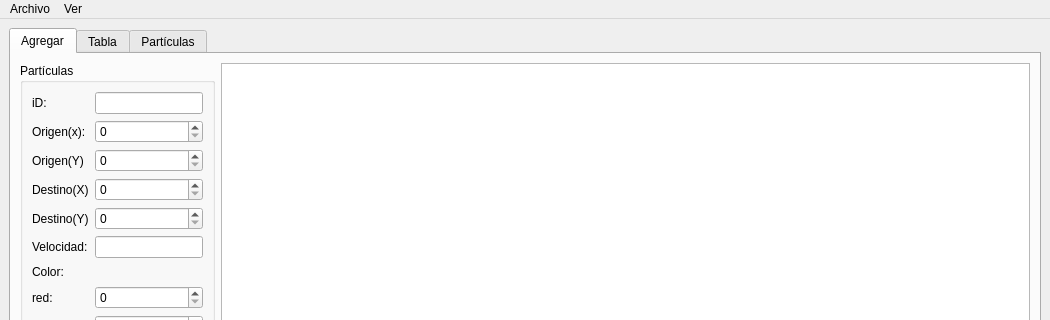
Before: the Qt Designer form mainwindow.ui in jesusEsSalas/PySide2_particulas, drawn with Qt 5; both pictures show x 0 to 1050 and y 0 to 320 of the 1050 by 504 pixel window.
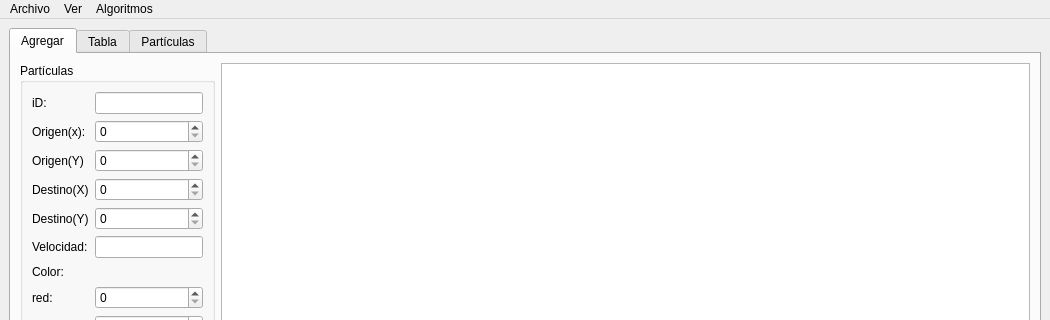
After: the same form once the commit is applied.

Patch:
```diff
--- a/mainwindow.ui
+++ b/mainwindow.ui
@@ -302,8 +302,15 @@
     </property>
     <addaction name="actionGrafo"/>
    </widget>
+   <widget class="QMenu" name="menuAlgoritmos">
+    <property name="title">
+     <string>Algoritmos</string>
+    </property>
+    <addaction name="actionRecorrido_en_Profundidad_Amplitud"/>
+   </widget>
    <addaction name="menuArchivo"/>
    <addaction name="menuVer"/>
+   <addaction name="menuAlgoritmos"/>
   </widget>
   <action name="actionGuardar">
    <property name="text">
```
Left out of the diff: 5 changed lines with no effect on the pictures.
